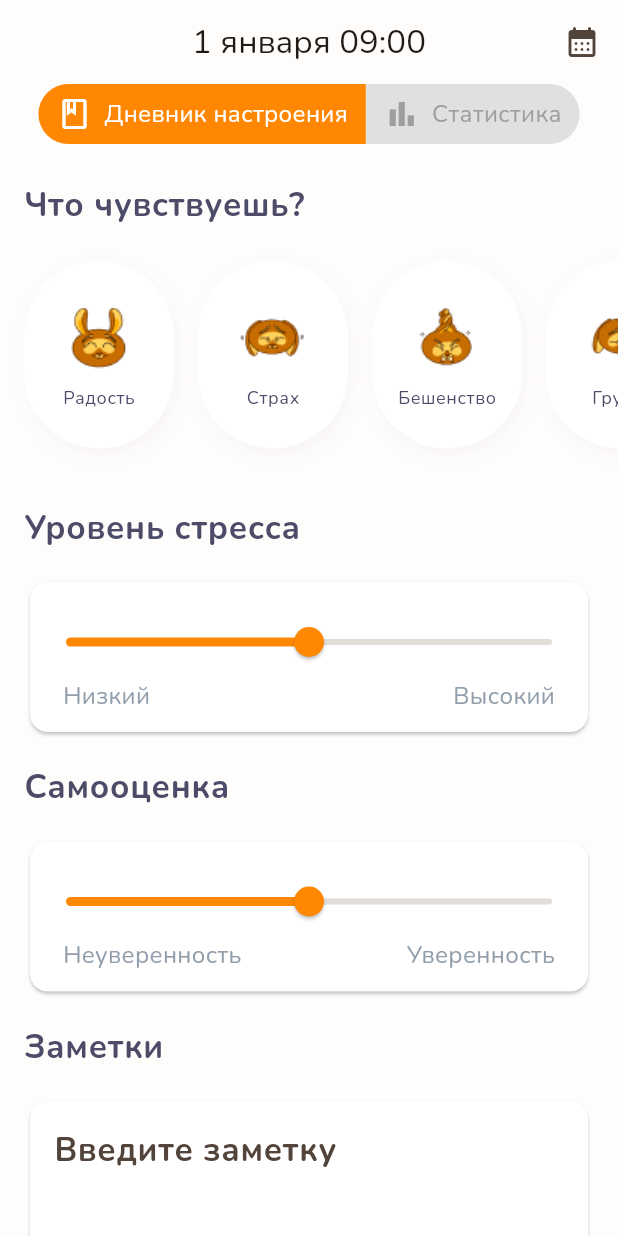
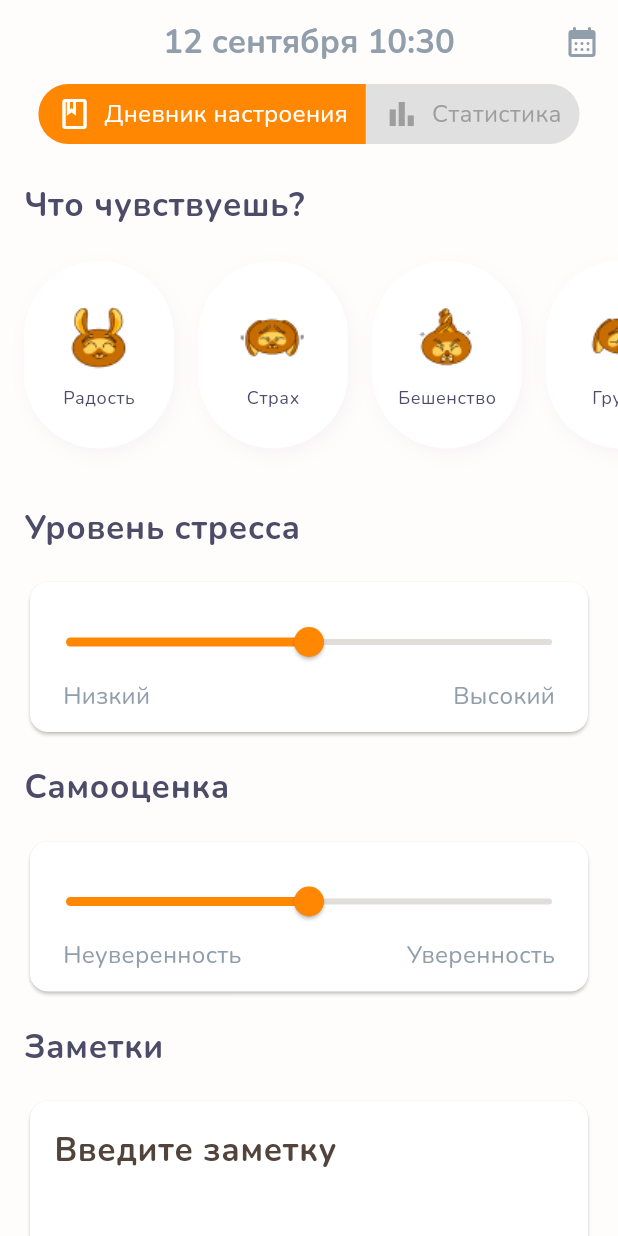
Before and after one commit to zanz9/mood_diary, a Flutter app: the screen it shows after launch, on a phone screen of 412 x 824 dp. Run offline on Flutter 3.47's test engine with Material 3 defaults, Android fonts, the light colour scheme and no system bars; drawn by our look-alikes of syncfusion_flutter_sliders; our stand-ins replace google_fonts, timer_builder; missing offline and left inert: syncfusion_flutter_core.

Commit message:
timer title

```diff
--- a/lib/home/home.dart
+++ b/lib/home/home.dart
@@ -1,5 +1,6 @@
 import 'package:flutter/material.dart';
 import 'package:mood_diary/diary/diary.dart';
+import 'package:mood_diary/home/widgets/title_date_now.dart';
 import 'package:mood_diary/home/widgets/toggle_button_widget.dart';
 
 class Home extends StatelessWidget {
@@ -11,9 +12,7 @@ class Home extends StatelessWidget {
   Widget build(BuildContext context) {
     return Scaffold(
       appBar: AppBar(
-        title: const Text(
-          '1 января 09:00',
-        ),
+        title: const TitleDateNow(),
         centerTitle: true,
         actions: [
           IconButton(
--- /dev/null
+++ b/lib/home/widgets/title_date_now.dart
@@ -0,0 +1,17 @@
+import 'package:flutter/material.dart';
+import 'package:intl/intl.dart';
+import 'package:timer_builder/timer_builder.dart';
+
+class TitleDateNow extends StatelessWidget {
+  const TitleDateNow({super.key});
+
+  @override
+  Widget build(BuildContext context) {
+    return TimerBuilder.periodic(
+      const Duration(minutes: 1),
+      builder: (context) => Text(
+        DateFormat('dd MMMM kk:mm').format(DateTime.now()),
+      ),
+    );
+  }
+}
--- a/lib/main.dart
+++ b/lib/main.dart
@@ -1,8 +1,12 @@
 import 'package:flutter/material.dart';
 import 'package:google_fonts/google_fonts.dart';
+import 'package:intl/date_symbol_data_local.dart';
+import 'package:intl/intl.dart';
 import 'package:mood_diary/home/home.dart';
 
-void main() {
+Future<void> main() async {
+  await initializeDateFormatting('ru_RU', null);
+  Intl.defaultLocale = 'RU';
   runApp(const MyApp());
 }
 
@@ -15,9 +19,15 @@ class MyApp extends StatelessWidget {
       theme: ThemeData(
         useMaterial3: true,
         scaffoldBackgroundColor: const Color(0xFFfffdfc),
-        appBarTheme: const AppBarTheme(
-          surfaceTintColor: Color(0xFFfffdfc),
-          backgroundColor: Color(0xFFfffdfc),
+        appBarTheme: AppBarTheme(
+          surfaceTintColor: const Color(0xFFfffdfc),
+          backgroundColor: const Color(0xFFfffdfc),
+          titleTextStyle: GoogleFonts.nunito(
+            fontSize: 22,
+            fontWeight: FontWeight.bold,
+            color: const Color(0xFF919eab),
+          ),
+          actionsIconTheme: const IconThemeData(color: Color(0xFF919eab)),
         ),
         primaryColor: const Color(0xFFff8702),
         colorScheme: ColorScheme.fromSeed(seedColor: const Color(0xFFff8702)),
--- a/pubspec.yaml
+++ b/pubspec.yaml
@@ -11,6 +11,8 @@ dependencies:
   google_fonts: ^6.2.1
   syncfusion_flutter_sliders: ^26.2.14
   syncfusion_flutter_core: ^26.2.14
+  intl: ^0.19.0
+  timer_builder: ^2.0.0
 
 dev_dependencies:
   flutter_test:
```
Also changed, not shown: pubspec.lock.
